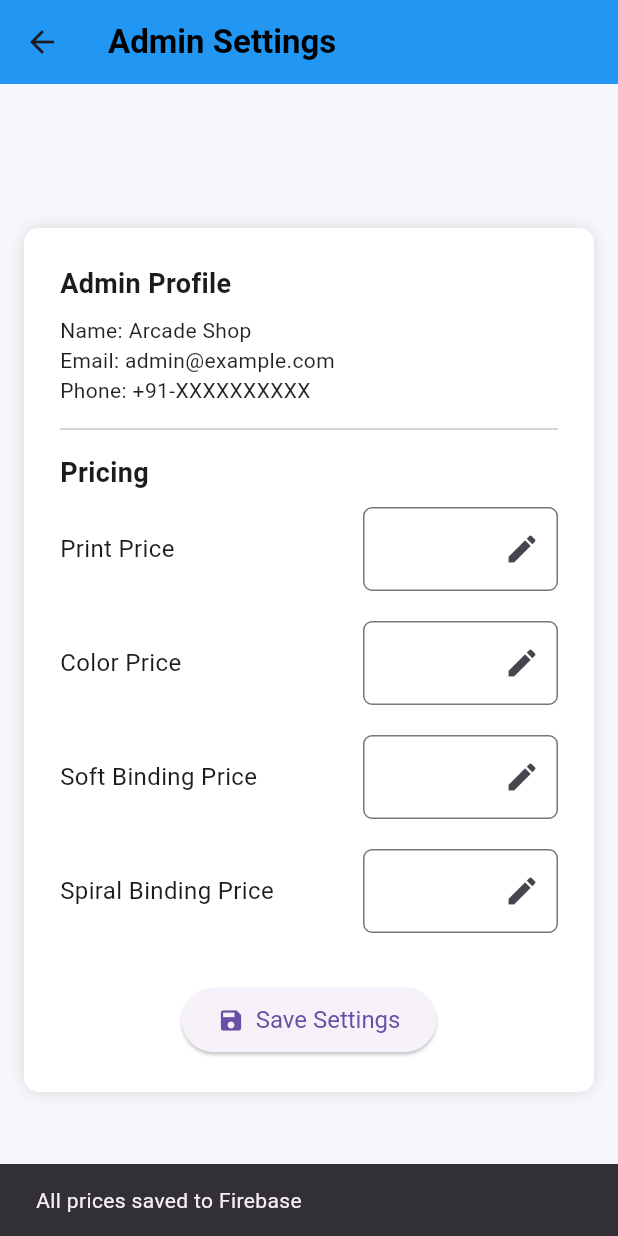
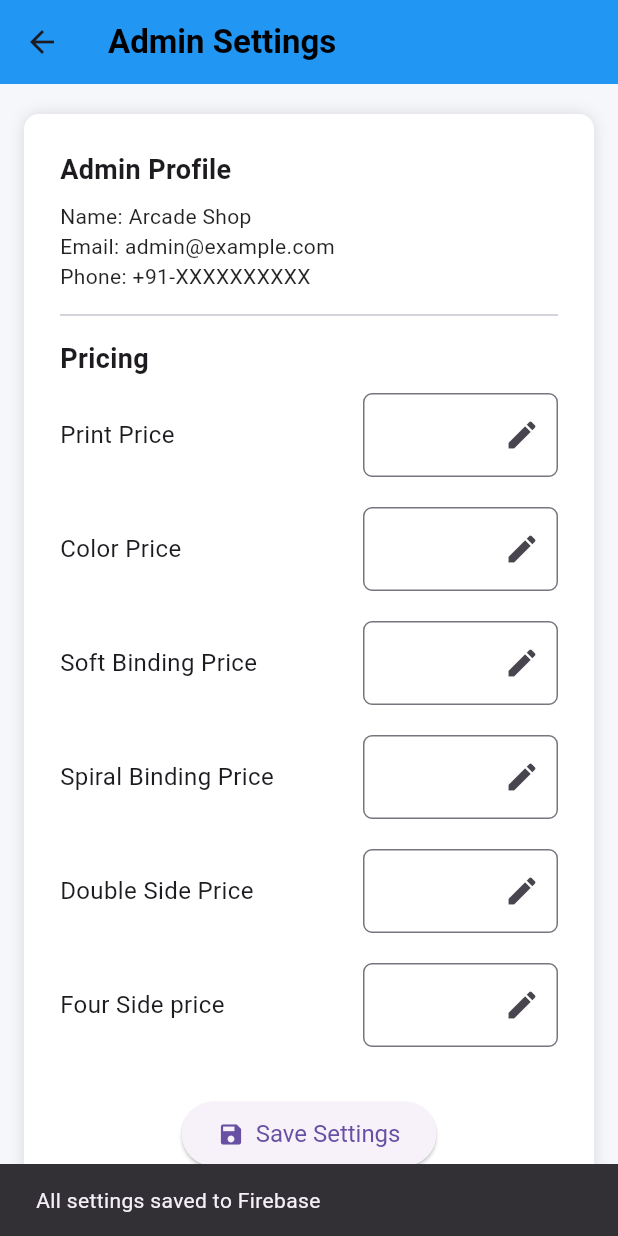
Before and after one commit to saivijayragav/Printout-Shop-Desktop-Application, a Flutter app: the AdminSettingsPage screen opened directly, after a tap on "Save Settings", on a phone screen of 412 x 824 dp. Run offline on Flutter 3.47's test engine with Material 3 defaults, Android fonts, the phone set to English and light mode, and no system bars; our stand-ins replace cloud_firestore, firebase_core, googleapis_auth, printing; missing offline and left inert: cloudflare_r2, dart:ffi, win32; accounts and stored records are empty.

Commit message:
update order and setting page

```diff
--- a/lib/pages/settings_page.dart
+++ b/lib/pages/settings_page.dart
@@ -12,6 +12,9 @@ class _AdminSettingsPageState extends State<AdminSettingsPage> {
   final _formKey = GlobalKey<FormState>();
 
   double? printPrice, colorPrice, softPrice, spiralPrice;
+  double? singleSide, doubleSide, fourSide;
+  bool _liveOrdersEnabled = true;
+
   String adminName = "Arcade Shop";
   String adminEmail = "admin@example.com";
   String adminPhone = "+91-XXXXXXXXXX";
@@ -22,6 +25,9 @@ class _AdminSettingsPageState extends State<AdminSettingsPage> {
     'colorPrice': false,
     'softBindingPrice': false,
     'spiralBindingPrice': false,
+    'singleSide': false,
+    'doubleSide': false,
+    'fourSide': false
   };
 
   final Map<String, String> _labelMap = {
@@ -29,6 +35,9 @@ class _AdminSettingsPageState extends State<AdminSettingsPage> {
     'colorPrice': 'Color Price',
     'softBindingPrice': 'Soft Binding Price',
     'spiralBindingPrice': 'Spiral Binding Price',
+    'singleSide': 'Single side Price',
+    'doubleSide': 'Double Side Price',
+    'fourSide': 'Four Side price'
   };
 
   @override
@@ -37,20 +46,30 @@ class _AdminSettingsPageState extends State<AdminSettingsPage> {
     _loadPrices();
   }
 
-  Future<void> _loadPrices() async {
-    final doc = await FirebaseFirestore.instance.collection('settings').doc('pricing').get();
-    final data = doc.data()!;
+  void _loadPrices() async {
+    final snapshot = await FirebaseFirestore.instance.collection('settings').doc('pricing').get();
+    final data = snapshot.data();
+
+    if (data != null) {
       setState(() {
-      printPrice = data['printPrice']?.toDouble();
-      colorPrice = data['colorPrice']?.toDouble();
-      softPrice = data['softBindingPrice']?.toDouble();
-      spiralPrice = data['spiralBindingPrice']?.toDouble();
+        printPrice = (data['printPrice'] ?? 0).toDouble();
+        colorPrice = (data['colorPrice'] ?? 0).toDouble();
+        softPrice = (data['softBindingPrice'] ?? 0).toDouble();
+        spiralPrice = (data['spiralBindingPrice'] ?? 0).toDouble();
+
+        doubleSide = (data['doubleSide'] ?? 0).toDouble();
+        fourSide = (data['fourSide'] ?? 0).toDouble();
+        _liveOrdersEnabled = (data['liveOrdersEnabled'] ?? true);
 
         _controllers['printPrice'] = TextEditingController(text: printPrice!.toStringAsFixed(2));
         _controllers['colorPrice'] = TextEditingController(text: colorPrice!.toStringAsFixed(2));
         _controllers['softBindingPrice'] = TextEditingController(text: softPrice!.toStringAsFixed(2));
         _controllers['spiralBindingPrice'] = TextEditingController(text: spiralPrice!.toStringAsFixed(2));
+        // _controllers['singleSide'] = TextEditingController(text: singleSide!.toStringAsFixed(2));
+        _controllers['doubleSide'] = TextEditingController(text: doubleSide!.toStringAsFixed(2));
+        _controllers['fourSide'] = TextEditingController(text: fourSide!.toStringAsFixed(2));
       });
+    }
   }
 
   Future<void> _confirmPriceChange(String key) async {
@@ -81,6 +100,9 @@ class _AdminSettingsPageState extends State<AdminSettingsPage> {
           case 'colorPrice': colorPrice = value; break;
           case 'softBindingPrice': softPrice = value; break;
           case 'spiralBindingPrice': spiralPrice = value; break;
+          // case 'singleSide': singleSide = value; break;
+          case 'doubleSide': doubleSide = value; break;
+          case 'fourSide': fourSide = value; break;
         }
         _isEditing[key] = false;
       });
@@ -133,9 +155,14 @@ class _AdminSettingsPageState extends State<AdminSettingsPage> {
       'colorPrice': colorPrice ?? 0,
       'softBindingPrice': softPrice ?? 0,
       'spiralBindingPrice': spiralPrice ?? 0,
-    });
+      // 'singleSide': singleSide ?? 0,
+      'doubleSide': doubleSide ?? 0,
+      'fourSide': fourSide ?? 0,
+      'liveOrdersEnabled': _liveOrdersEnabled, // Save toggle state
+    }, SetOptions(merge: true));
+
     ScaffoldMessenger.of(context).showSnackBar(
-      const SnackBar(content: Text("All prices saved to Firebase")),
+      const SnackBar(content: Text("All settings saved to Firebase")),
     );
   }
 
@@ -181,7 +208,11 @@ class _AdminSettingsPageState extends State<AdminSettingsPage> {
                   priceRow('Color Price', 'colorPrice', colorPrice),
                   priceRow('Soft Binding Price', 'softBindingPrice', softPrice),
                   priceRow('Spiral Binding Price', 'spiralBindingPrice', spiralPrice),
+                  // priceRow('Single side Price', 'singleSide', singleSide),
+                  priceRow('Double Side Price', 'doubleSide', doubleSide),
+                  priceRow('Four Side price', 'fourSide', fourSide),
                   const SizedBox(height: 24),
+
                   Center(
                     child: ElevatedButton.icon(
                       onPressed: _saveAll,
```
Also changed, not shown: lib/pages/orders_page.dart (+77 -145 lines), pubspec.lock. Lines whose indentation alone changed are shown as unchanged.
